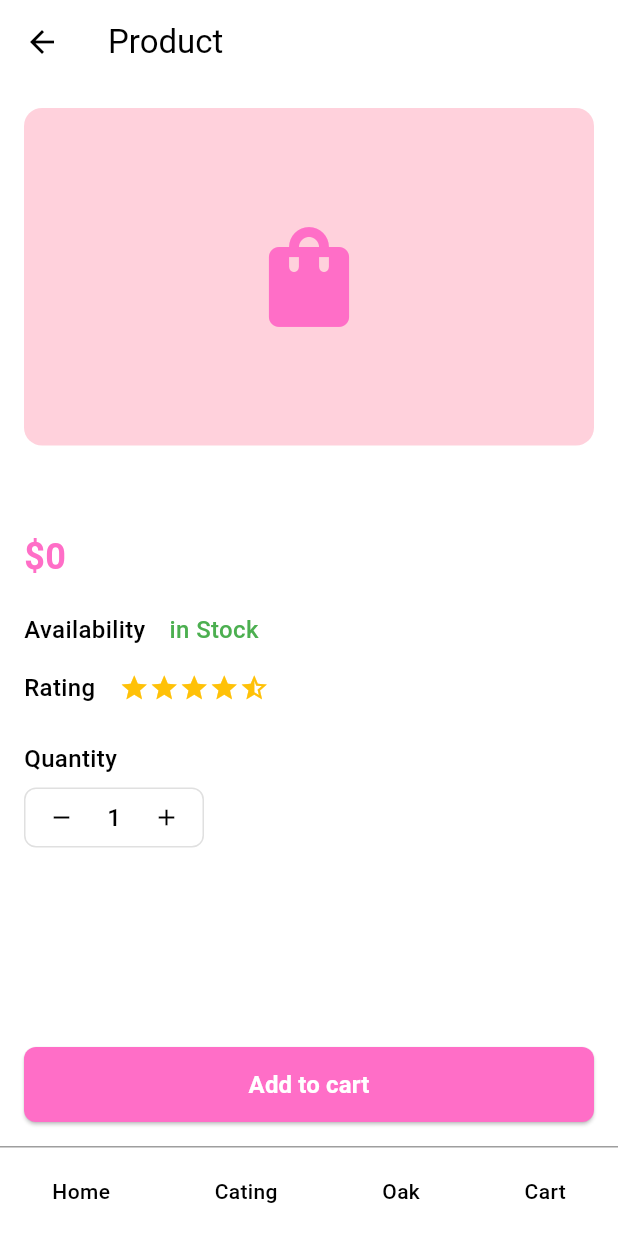
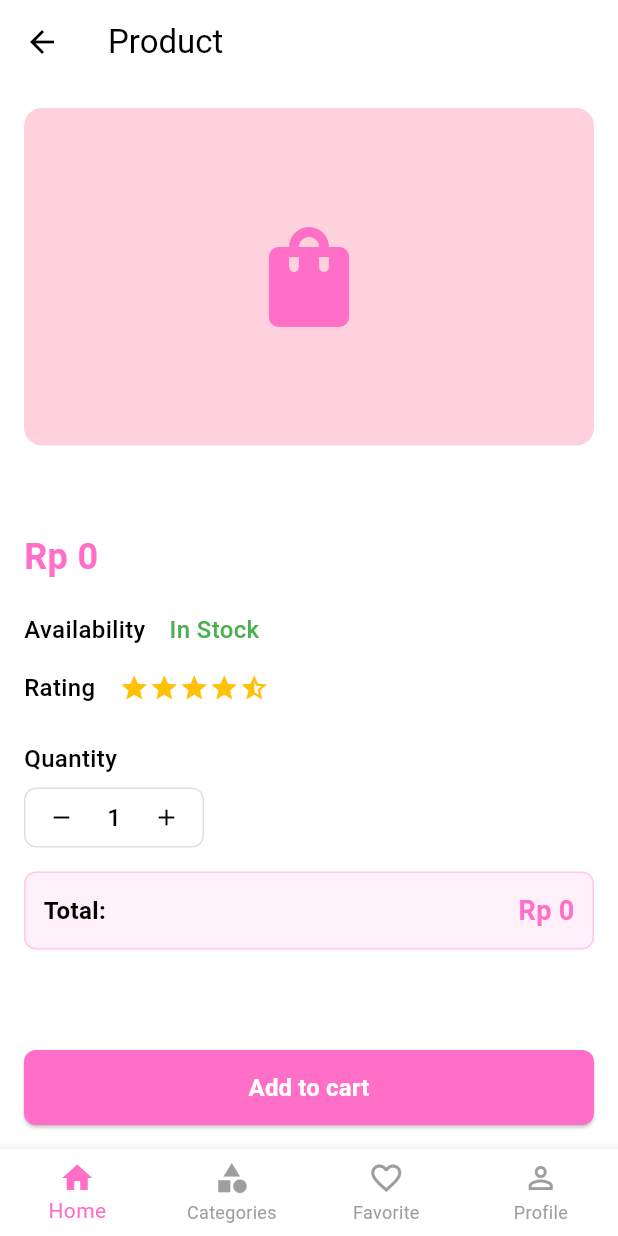
Before and after one commit to haselinda/tugas-shopping-app, a Flutter app: the ProductDetailScreen screen opened directly with empty values, on a phone screen of 412 x 824 dp. Run offline on Flutter 3.47's test engine with Material 3 defaults, Android fonts, the phone set to English and light mode, and no system bars.

Commit message:
Fix: consistent bottom navigation, Rupiah currency format, and product detail improvements

```diff
--- a/lib/models/product.dart
+++ b/lib/models/product.dart
@@ -7,7 +7,7 @@ class Product {
   final bool inStock;
   final double rating;
   final Map<String, int> variants;
-  final double? originalPrice; // ✅ TAMBAH BARIS INI
+  final double? originalPrice;
 
   Product({
     required this.id,
@@ -18,6 +18,6 @@ class Product {
     this.inStock = true,
     this.rating = 0.0,
     this.variants = const {},
-    this.originalPrice, // ✅ TAMBAH PARAMETER INI
+    this.originalPrice,
   });
 }
--- a/lib/screens/product_detail_screen.dart
+++ b/lib/screens/product_detail_screen.dart
@@ -12,6 +12,16 @@ class ProductDetailScreen extends StatefulWidget {
 
 class _ProductDetailScreenState extends State<ProductDetailScreen> {
   int _quantity = 1;
+  int _currentIndex = 0;
+
+  String _formatRupiah(double price) {
+    return 'Rp ${price.toStringAsFixed(0).replaceAllMapped(
+      RegExp(r'(\d{1,3})(?=(\d{3})+(?!\d))'),
+      (Match m) => '${m[1]}.',
+    )}';
+  }
+
+  double get _totalPrice => widget.product.price * _quantity;
 
   void _incrementQuantity() {
     setState(() {
@@ -24,6 +34,23 @@ class _ProductDetailScreenState extends State<ProductDetailScreen> {
       setState(() {
         _quantity--;
       });
+    }
+  }
+
+  void _onItemTapped(int index) {
+    setState(() {
+      _currentIndex = index;
+    });
+    switch (index) {
+      case 0:
+        Navigator.popUntil(context, (route) => route.isFirst);
+        break;
+      case 1:
+        break;
+      case 2:
+        break;
+      case 3:
+        break;
     }
   }
 
@@ -41,19 +68,17 @@ class _ProductDetailScreenState extends State<ProductDetailScreen> {
         child: Column(
           crossAxisAlignment: CrossAxisAlignment.start,
           children: [
-            // Product Image - FIXED
             Container(
               width: double.infinity,
               height: 225,
               decoration: BoxDecoration(
                 borderRadius: BorderRadius.circular(12),
-                color: Color(0xFFFFD1DC), // PASTEL PINK background
+                color: const Color(0xFFFFD1DC),
               ),
               child: _buildProductImage(),
             ),
             const SizedBox(height: 20),
 
-            // Product Name
             Text(
               widget.product.name,
               style: const TextStyle(
@@ -63,18 +88,16 @@ class _ProductDetailScreenState extends State<ProductDetailScreen> {
             ),
             const SizedBox(height: 8),
 
-            // Price
             Text(
-              '\$${widget.product.price.toStringAsFixed(0)}',
+              _formatRupiah(widget.product.price),
               style: const TextStyle(
                 fontSize: 24,
                 fontWeight: FontWeight.bold,
-                color: Color(0xFFFF6EC7), // NEON PINK
+                color: Color(0xFFFF6EC7),
               ),
             ),
             const SizedBox(height: 20),
 
-            // Availability
             Row(
               children: [
                 const Text(
@@ -86,7 +109,7 @@ class _ProductDetailScreenState extends State<ProductDetailScreen> {
                 ),
                 const SizedBox(width: 16),
                 Text(
-                  widget.product.inStock ? 'in Stock' : 'Out of Stock',
+                  widget.product.inStock ? 'In Stock' : 'Out of Stock',
                   style: TextStyle(
                     fontSize: 16,
                     color: widget.product.inStock ? Colors.green : Colors.red,
@@ -97,7 +120,6 @@ class _ProductDetailScreenState extends State<ProductDetailScreen> {
             ),
             const SizedBox(height: 16),
 
-            // Rating
             const Row(
               children: [
                 Text(
@@ -121,7 +143,6 @@ class _ProductDetailScreenState extends State<ProductDetailScreen> {
             ),
             const SizedBox(height: 24),
 
-            // Quantity
             const Text(
               'Quantity',
               style: TextStyle(
@@ -131,7 +152,6 @@ class _ProductDetailScreenState extends State<ProductDetailScreen> {
             ),
             const SizedBox(height: 8),
 
-            // Quantity Counter
             Container(
               width: 120,
               height: 40,
@@ -166,19 +186,47 @@ class _ProductDetailScreenState extends State<ProductDetailScreen> {
               ),
             ),
 
+            const SizedBox(height: 16),
+
+            Container(
+              width: double.infinity,
+              padding: const EdgeInsets.all(12),
+              decoration: BoxDecoration(
+                color: const Color(0xFFFF6EC7).withOpacity(0.1),
+                borderRadius: BorderRadius.circular(8),
+                border: Border.all(color: const Color(0xFFFF6EC7).withOpacity(0.3)),
+              ),
+              child: Row(
+                mainAxisAlignment: MainAxisAlignment.spaceBetween,
+                children: [
+                  const Text(
+                    'Total:',
+                    style: TextStyle(
+                      fontSize: 16,
+                      fontWeight: FontWeight.w600,
+                    ),
+                  ),
+                  Text(
+                    _formatRupiah(_totalPrice),
+                    style: const TextStyle(
+                      fontSize: 18,
+                      fontWeight: FontWeight.bold,
+                      color: Color(0xFFFF6EC7),
+                    ),
+                  ),
+                ],
+              ),
+            ),
+
             const Spacer(),
 
-            // Add to Cart Button
             SizedBox(
               width: double.infinity,
               height: 50,
               child: ElevatedButton(
-                onPressed: () {
-                  // Add to cart functionality
-                  _showAddToCartDialog();
-                },
+                onPressed: _addToCart,
                 style: ElevatedButton.styleFrom(
-                  backgroundColor: const Color(0xFFFF6EC7), // NEON PINK
+                  backgroundColor: const Color(0xFFFF6EC7),
                   foregroundColor: Colors.white,
                   shape: RoundedRectangleBorder(
                     borderRadius: BorderRadius.circular(8),
@@ -197,29 +245,36 @@ class _ProductDetailScreenState extends State<ProductDetailScreen> {
         ),
       ),
 
-      // Bottom Navigation Bar
-      bottomNavigationBar: Container(
-        height: 60,
-        decoration: const BoxDecoration(
-          border: Border(top: BorderSide(color: Colors.grey)),
-        ),
-        child: Row(
-          mainAxisAlignment: MainAxisAlignment.spaceAround,
-          children: [
-            _buildBottomNavItem('Home'),
-            _buildBottomNavItem('Cating'),
-            _buildBottomNavItem('Oak'),
-            _buildBottomNavItem('Cart'),
-          ],
-        ),
+      bottomNavigationBar: BottomNavigationBar(
+        currentIndex: _currentIndex,
+        onTap: _onItemTapped,
+        type: BottomNavigationBarType.fixed,
+        selectedItemColor: const Color(0xFFFF6EC7),
+        unselectedItemColor: Colors.grey,
+        items: const [
+          BottomNavigationBarItem(
+            icon: Icon(Icons.home),
+            label: 'Home',
+          ),
+          BottomNavigationBarItem(
+            icon: Icon(Icons.category),
+            label: 'Categories',
+          ),
+          BottomNavigationBarItem(
+            icon: Icon(Icons.favorite_border),
+            label: 'Favorite',
+          ),
+          BottomNavigationBarItem(
+            icon: Icon(Icons.person_outline),
+            label: 'Profile',
+          ),
+        ],
       ),
     );
   }
 
   Widget _buildProductImage() {
-    // Cek jika product.image ada dan tidak kosong
     if (widget.product.image != null && widget.product.image.isNotEmpty) {
-      // Jika image adalah URL
       if (widget.product.image.startsWith('http')) {
         return Image.network(
           widget.product.image,
@@ -228,9 +283,7 @@ class _ProductDetailScreenState extends State<ProductDetailScreen> {
             return _buildPlaceholderImage();
           },
         );
-      }
-      // Jika image adalah asset local
-      else {
+      } else {
         return Image.asset(
           widget.product.image,
           fit: BoxFit.cover,
@@ -239,9 +292,7 @@ class _ProductDetailScreenState extends State<ProductDetailScreen> {
           },
         );
       }
-    }
-    // Jika tidak ada image, tampilkan placeholder
-    else {
+    } else {
       return _buildPlaceholderImage();
     }
   }
@@ -250,17 +301,31 @@ class _ProductDetailScreenState extends State<ProductDetailScreen> {
     return Icon(
       Icons.shopping_bag,
       size: 80,
-      color: Color(0xFFFF6EC7), // NEON PINK
+      color: const Color(0xFFFF6EC7),
     );
   }
 
-  void _showAddToCartDialog() {
+  void _addToCart() {
     showDialog(
       context: context,
       builder: (BuildContext context) {
         return AlertDialog(
           title: const Text('Added to Cart'),
-          content: Text('${widget.product.name} has been added to cart!'),
+          content: Column(
+            mainAxisSize: MainAxisSize.min,
+            crossAxisAlignment: CrossAxisAlignment.start,
+            children: [
+              Text('${widget.product.name} (Qty: $_quantity)'),
+              const SizedBox(height: 8),
+              Text(
+                'Total: ${_formatRupiah(_totalPrice)}',
+                style: const TextStyle(
+                  fontWeight: FontWeight.bold,
+                  color: Color(0xFFFF6EC7),
+                ),
+              ),
+            ],
+          ),
           actions: [
             TextButton(
               onPressed: () {
@@ -273,14 +338,4 @@ class _ProductDetailScreenState extends State<ProductDetailScreen> {
       },
     );
   }
-
-  Widget _buildBottomNavItem(String label) {
-    return Text(
-      label,
-      style: const TextStyle(
-        fontSize: 14,
-        fontWeight: FontWeight.w500,
-      ),
-    );
-  }
 }
```
Also changed, not shown: lib/screens/home_screen.dart (+87 -39 lines), lib/screens/product_list_screen.dart (+44 -35 lines), lib/widgets/product_grid_item.dart (+67 -73 lines).
